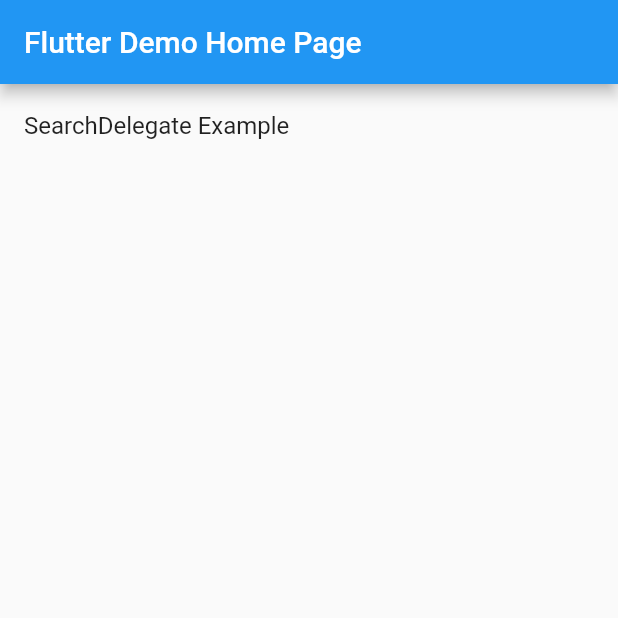
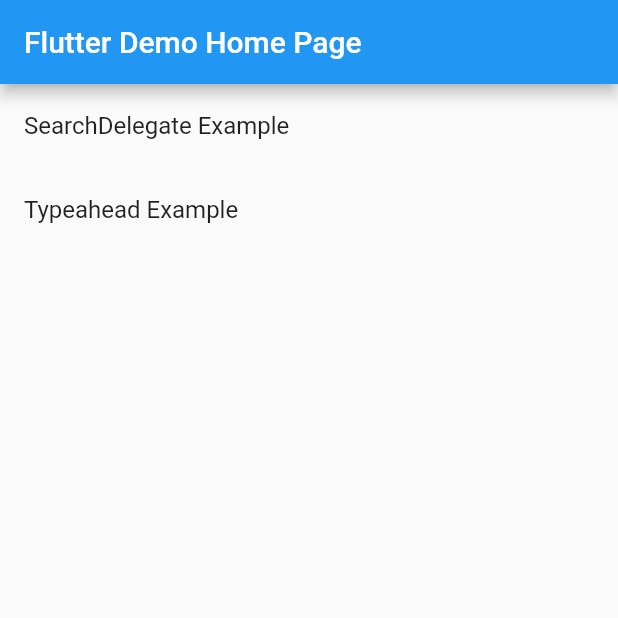
Before and after one commit to justinmc/flutter_autocomplete_examples, a Flutter app: the screen it shows after launch, on a phone screen of 412 x 824 dp, the top half of it. Run offline on Flutter 3.47's test engine with Material 2 defaults, Android fonts, the phone set to English and light mode, and no system bars.

Commit message:
Typeahead page

```diff
--- a/lib/main.dart
+++ b/lib/main.dart
@@ -13,7 +13,11 @@ class MyApp extends StatelessWidget {
         primarySwatch: Colors.blue,
         visualDensity: VisualDensity.adaptivePlatformDensity,
       ),
-      home: MyHomePage(title: 'Flutter Demo Home Page'),
+      initialRoute: '/',
+      routes: <String, Widget Function(BuildContext)>{
+        '/': (BuildContext context) => MyHomePage(title: 'Flutter Demo Home Page'),
+        '/typeahead': (BuildContext context) => TypeaheadPage(),
+      },
     );
   }
 }
@@ -41,6 +45,14 @@ class MyHomePage extends StatelessWidget {
               },
               child: ListTile(
                 title: const Text('SearchDelegate Example'),
+              ),
+            ),
+            GestureDetector(
+              onTap: () {
+                Navigator.of(context).pushNamed('/typeahead');
+              },
+              child: ListTile(
+                title: const Text('Typeahead Example'),
               ),
             ),
           ],
@@ -154,3 +166,19 @@ class CustomSearchDelegate extends SearchDelegate {
     );
   }
 }
+
+class TypeaheadPage extends StatelessWidget {
+  TypeaheadPage({Key key}) : super(key: key);
+
+  @override
+  Widget build(BuildContext context) {
+    return Scaffold(
+      appBar: AppBar(
+        title: const Text('Typeahead Example'),
+      ),
+      body: Center(
+        child: const Text('TODO'),
+      ),
+    );
+  }
+}
```
